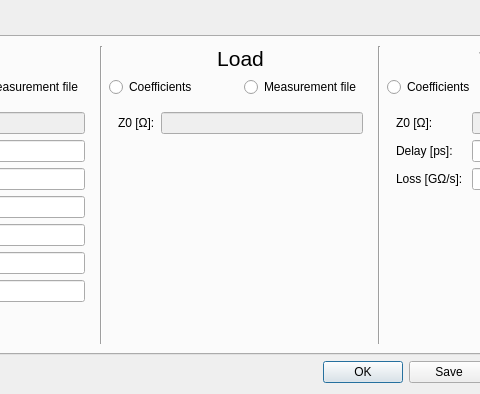
First picture: the form in Software/PC_Application/Calibration/calkitdialog.ui, repository jankae/LibreVNA, before the edit; both pictures show x 469 to 949 and y 0 to 394 of the 1141 by 394 pixel window.
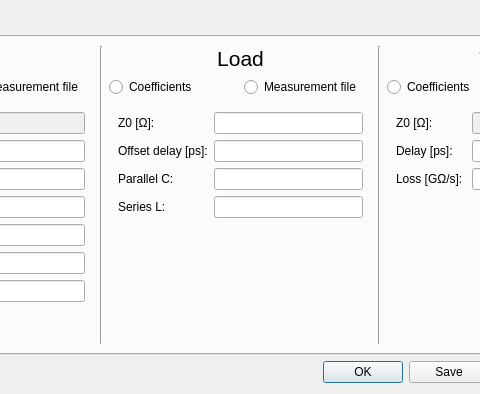
Second picture: the form after the edit. Custom widgets are drawn as their Qt base class.

Commit message: Parametric load model in SOLT calibration

Patch:
```diff
--- a/Software/PC_Application/Calibration/calkitdialog.ui
+++ b/Software/PC_Application/Calibration/calkitdialog.ui
@@ -391,10 +391,40 @@
                <item row="0" column="1">
                 <widget class="QLineEdit" name="load_Z0">
                  <property name="enabled">
-                  <bool>false</bool>
+                  <bool>true</bool>
                  </property>
                 </widget>
                </item>
+               <item row="1" column="0">
+                <widget class="QLabel" name="label_17">
+                 <property name="text">
+                  <string>Offset delay [ps]:</string>
+                 </property>
+                </widget>
+               </item>
+               <item row="1" column="1">
+                <widget class="QLineEdit" name="load_delay"/>
+               </item>
+               <item row="2" column="0">
+                <widget class="QLabel" name="label_18">
+                 <property name="text">
+                  <string>Parallel C:</string>
+                 </property>
+                </widget>
+               </item>
+               <item row="3" column="0">
+                <widget class="QLabel" name="label_26">
+                 <property name="text">
+                  <string>Series L:</string>
+                 </property>
+                </widget>
+               </item>
+               <item row="2" column="1">
+                <widget class="SIUnitEdit" name="load_parC"/>
+               </item>
+               <item row="3" column="1">
+                <widget class="SIUnitEdit" name="load_serL"/>
+               </item>
               </layout>
              </item>
             </layout>
```
Left out of the diff: 14 changed lines with no effect on the pictures. The commit also changes 5 other files.
